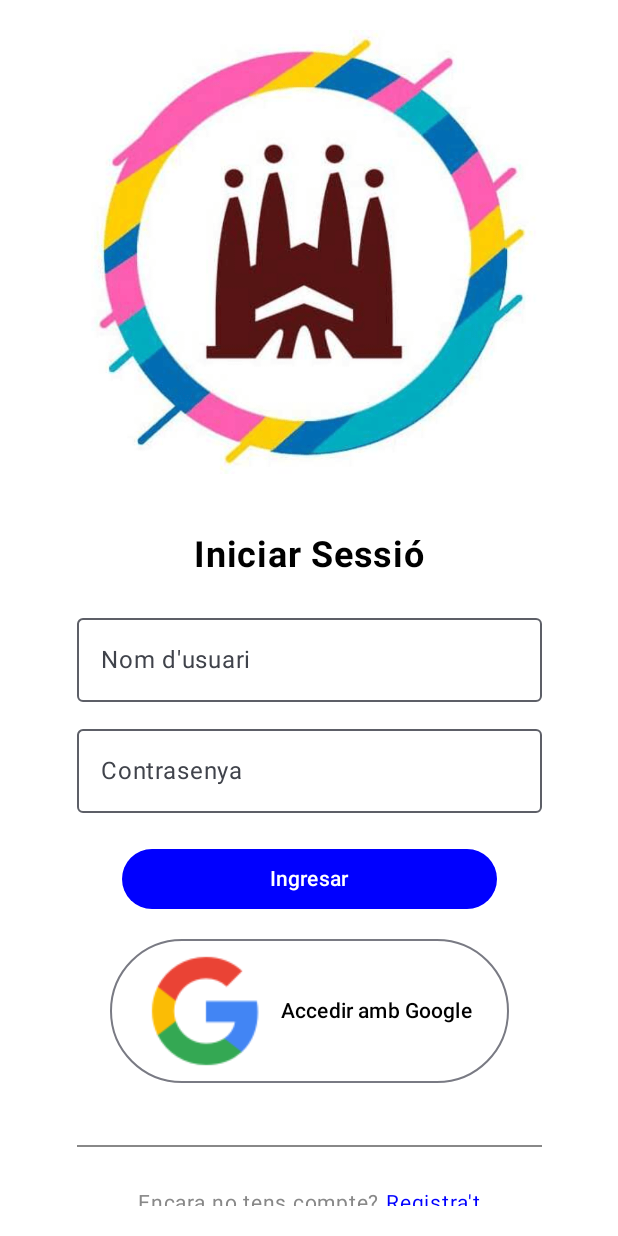
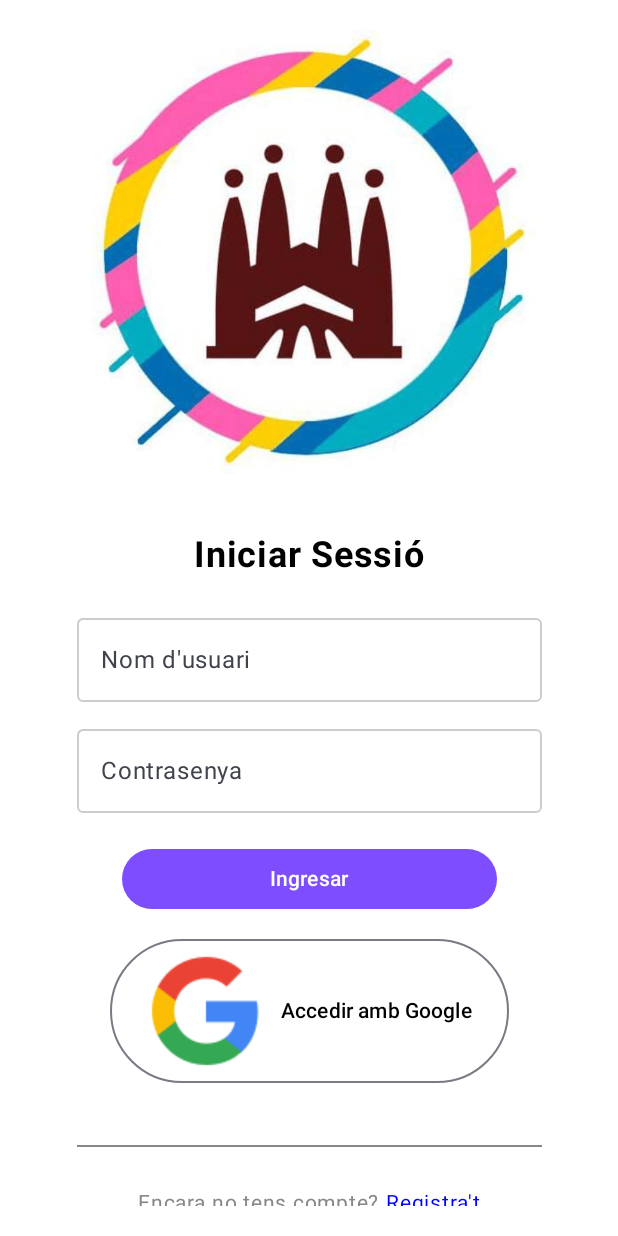
Before and after one commit to pes2425q2-t-gei-upc/Culturunya, an Android app built with Jetpack Compose: the composable ComposablePrincipal shown on its own in the app's theme, on a phone screen of 412 x 824 dp. Run offline under Robolectric (Android 15) with nearby library versions, the phone set to English and light mode, and no system bars.

Commit message:
Pantalla d'inici de sessió creada, navegabilitat entre pantalles afegides i package controladors

```diff
--- a/app/build.gradle.kts
+++ b/app/build.gradle.kts
@@ -56,6 +56,7 @@ dependencies {
     implementation("androidx.compose.ui:ui-graphics")
     implementation("androidx.compose.ui:ui-tooling-preview")
     implementation("androidx.compose.material3:material3")
+    implementation("androidx.navigation:navigation-compose:2.8.8")
     testImplementation("junit:junit:4.13.2")
     androidTestImplementation("androidx.test.ext:junit:1.2.1")
     androidTestImplementation("androidx.test.espresso:espresso-core:3.6.1")
--- a/app/src/main/java/com/example/culturunya/MainActivity.kt
+++ b/app/src/main/java/com/example/culturunya/MainActivity.kt
@@ -14,6 +14,7 @@ import androidx.compose.ui.Modifier
 import androidx.compose.ui.text.style.TextAlign
 import androidx.compose.ui.tooling.preview.Preview
 import androidx.compose.ui.unit.dp
+import com.example.culturunya.navigation.AppNavigation
 import com.example.culturunya.ui.theme.CulturunyaTheme
 
 class MainActivity : ComponentActivity() {
@@ -26,7 +27,7 @@ class MainActivity : ComponentActivity() {
                     modifier = Modifier.fillMaxSize(),
                     color = MaterialTheme.colorScheme.background
                 ) {
-                    MainScreen()
+                    AppNavigation()
                 }
             }
         }
@@ -122,6 +123,6 @@ fun Greeting(name: String) {
 @Composable
 fun MainScreenPreview() {
     CulturunyaTheme {
-        MainScreen()
+        AppNavigation()
     }
 }
--- /dev/null
+++ b/app/src/main/java/com/example/culturunya/controllers/CtrlPantallaIniciDeSessio.kt
@@ -0,0 +1,6 @@
+package com.example.culturunya.controllers
+
+fun comprovaNomContrasenya(nom: String, contrasenya: String): Boolean {
+    //Crida a l'API i retorna cert i és correcte
+    return true
+}
--- /dev/null
+++ b/app/src/main/java/com/example/culturunya/navigation/AppScreens.kt
@@ -0,0 +1,6 @@
+package com.example.culturunya.navigation
+
+sealed class AppScreens(val route: String) {
+    object PrimeraPantalla: AppScreens("first_screen")
+    object SegonaPantalla: AppScreens("second_screen")
+}
--- a/app/src/main/java/com/example/culturunya/ui/events/PantallaIniciDeSessio.kt
+++ b/app/src/main/java/com/example/culturunya/screens/PantallaIniciDeSessio.kt
@@ -1,15 +1,12 @@
-package com.example.culturunya
+package com.example.culturunya.screens
 
 import android.os.Bundle
-import android.widget.Toast
 import androidx.activity.ComponentActivity
 import androidx.activity.compose.setContent
 import androidx.compose.foundation.Image
 import androidx.compose.runtime.Composable
 import androidx.compose.ui.res.painterResource
-import com.example.culturunya.R
 import androidx.compose.foundation.background
-import androidx.compose.foundation.border
 import androidx.compose.foundation.clickable
 import androidx.compose.foundation.layout.*
 import androidx.compose.foundation.shape.RoundedCornerShape
@@ -18,21 +15,23 @@ import androidx.compose.runtime.*
 import androidx.compose.ui.Alignment
 import androidx.compose.ui.Modifier
 import androidx.compose.ui.graphics.Color
-import androidx.compose.ui.platform.LocalContext
-import androidx.compose.ui.res.painterResource
 import androidx.compose.ui.text.font.FontWeight
 import androidx.compose.ui.text.input.PasswordVisualTransformation
-import androidx.compose.ui.tooling.preview.Preview
 import androidx.compose.ui.unit.dp
 import androidx.compose.ui.unit.sp
+import androidx.navigation.NavController
+import com.example.culturunya.R
+import com.example.culturunya.navigation.AppScreens
 import com.example.culturunya.ui.theme.CulturunyaTheme
+import com.example.culturunya.ui.theme.Morat
+import com.example.culturunya.controllers.comprovaNomContrasenya
 
 class TestActivity : ComponentActivity() {
     override fun onCreate(savedInstanceState: Bundle?) {
         super.onCreate(savedInstanceState)
         setContent {
             CulturunyaTheme {
-                ComposablePrincipal()
+                //ComposablePrincipal()
             }
         }
     }
@@ -40,8 +39,8 @@ class TestActivity : ComponentActivity() {
 
 @OptIn(ExperimentalMaterial3Api::class)
 @Composable
-fun ComposablePrincipal() {
-    var usuario by remember { mutableStateOf("") }
+fun ComposablePrincipal(navController: NavController) {
+    var usuari by remember { mutableStateOf("") }
     var contrasenya by remember { mutableStateOf("") }
     var missatgeError by remember { mutableStateOf("") }
 
@@ -58,12 +57,6 @@ fun ComposablePrincipal() {
                 .padding(20.dp),
             horizontalAlignment = Alignment.CenterHorizontally
         ) {
-            /*Text(
-                text = "Culturunya",
-                fontSize = 40.sp,
-                color = Color.Black
-            )*/
-
             Image (
                 painter = painterResource(id = R.drawable.logo_retallat),
                 contentDescription = "Logo retallat"
@@ -81,11 +74,17 @@ fun ComposablePrincipal() {
             Spacer(modifier = Modifier.height(20.dp))
 
             OutlinedTextField(
-                value = usuario,
-                onValueChange = { usuario = it },
+                value = usuari,
+                onValueChange = { usuari = it },
                 label = { Text("Nom d'usuari") },
                 singleLine = true,
-                modifier = Modifier.fillMaxWidth()
+                modifier = Modifier.fillMaxWidth(),
+                colors = TextFieldDefaults.outlinedTextFieldColors(
+                    textColor = Color.Black,
+                    cursorColor = Color.Black,
+                    focusedBorderColor = Color.Gray,
+                    unfocusedBorderColor = Color.LightGray
+                )
             )
 
             Spacer(modifier = Modifier.height(10.dp))
@@ -95,8 +94,14 @@ fun ComposablePrincipal() {
                 onValueChange = { contrasenya = it },
                 label = { Text("Contrasenya") },
                 singleLine = true,
+                modifier = Modifier.fillMaxWidth(),
                 visualTransformation = PasswordVisualTransformation(),
-                modifier = Modifier.fillMaxWidth()
+                colors = TextFieldDefaults.outlinedTextFieldColors(
+                    textColor = Color.Black,
+                    cursorColor = Color.Black,
+                    focusedBorderColor = Color.Gray,
+                    unfocusedBorderColor = Color.LightGray
+                )
             )
 
             Spacer(modifier = Modifier.height(10.dp))
@@ -114,21 +119,25 @@ fun ComposablePrincipal() {
 
             Button(
                 onClick = {
-                    if (usuario.isEmpty() || contrasenya.isEmpty()) {
+                    if (usuari.isEmpty() || contrasenya.isEmpty()) {
                         missatgeError = "Indiqui el nom d'usuari i la contrasenya"
                     }
                     else {
-
+                        //Comprova si el nom i la contrasenya són correctes
+                        if (comprovaNomContrasenya(usuari, contrasenya)) navController.navigate(route = AppScreens.SegonaPantalla.route)
+                        else missatgeError = "El nom d'usuari i/o la contrasenya són incorrectes"
                     }
                 },
                 modifier = Modifier.width(250.dp),
-                colors = ButtonDefaults.buttonColors(containerColor = Color.Blue)
+                colors = ButtonDefaults.buttonColors(containerColor = Morat)
             ) {
-                Text(text = "Ingresar")
+                Text(text = "Ingresar", color = Color.White)
             }
 
             OutlinedButton(
-                onClick = {  },
+                onClick = {
+                    //Crida a la pantalla d'iniciar sessió amb Google
+                },
                 colors = ButtonDefaults.buttonColors(containerColor = Color.White),
                 modifier = Modifier.padding(16.dp)) {
                 Image(painter = painterResource(id = R.drawable.logo_google), contentDescription = "logo de google")
@@ -159,11 +168,3 @@ fun ComposablePrincipal() {
         }
     }
 }
-
-@Preview(showBackground = true)
-@Composable
-fun Preview() {
-    CulturunyaTheme {
-        ComposablePrincipal()
-    }
-}
--- a/app/src/main/java/com/example/culturunya/ui/theme/Color.kt
+++ b/app/src/main/java/com/example/culturunya/ui/theme/Color.kt
@@ -9,3 +9,4 @@ val Pink80 = Color(0xFFEFB8C8)
 val Purple40 = Color(0xFF6650a4)
 val PurpleGrey40 = Color(0xFF625b71)
 val Pink40 = Color(0xFF7D5260)
+val Morat = Color(0xFF7d4dff)
```
Also changed, not shown: app/src/main/java/com/example/culturunya/navigation/AppNavigation.kt (added, +21 -0 lines), app/src/main/java/com/example/culturunya/screens/exemplepantalla.kt (+81 -0 lines).
